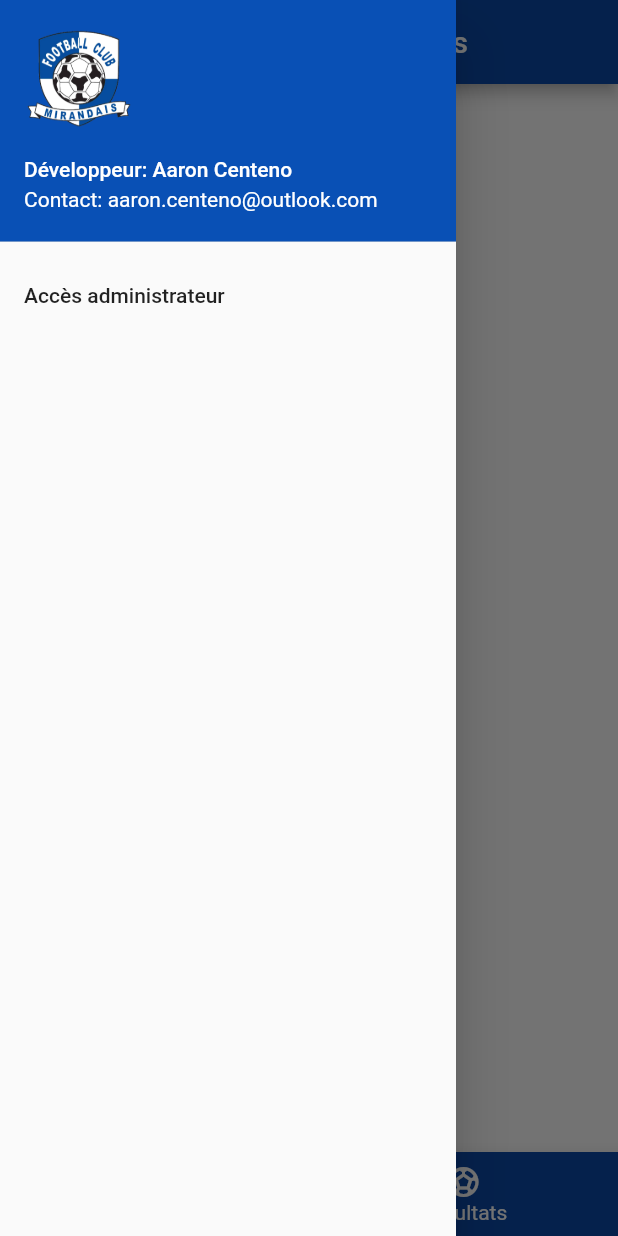
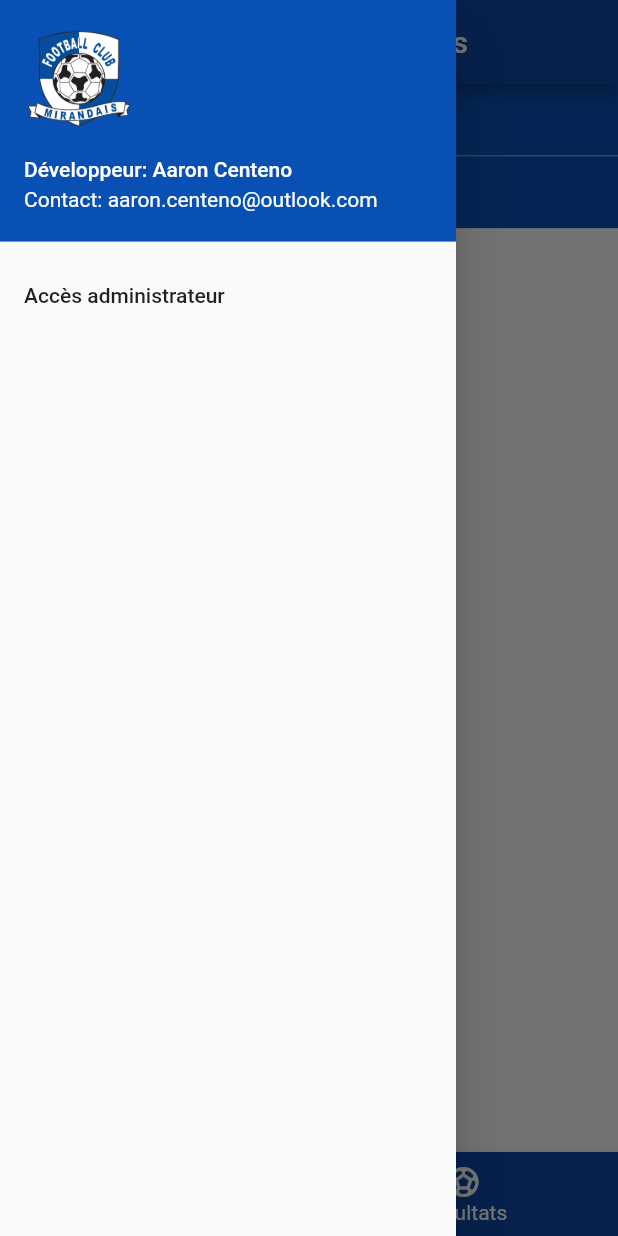
Before and after one commit to atzaaron/fcm, a Flutter app: the screen it shows after launch, item 2 of the bottom bar chosen, with the side drawer open, on a phone screen of 412 x 824 dp. Run offline on Flutter 3.47's test engine with Material 2 defaults, Android fonts, the phone set to English and light mode, and no system bars; our stand-ins replace flutter_spinkit; missing offline and left inert: web_scraper.

```diff
--- a/lib/results.dart
+++ b/lib/results.dart
@@ -22,7 +22,6 @@ class _ResultsState extends State<Results> {
 
   @override
   Widget build(BuildContext build) {
-    if (this.clubName.length == 0) {
       return (
         Column (
           children: [
@@ -40,21 +39,20 @@ class _ResultsState extends State<Results> {
         //   ),
         // )
       );
-    }
-    return (
-      Expanded(
-        child: Column(
-          mainAxisAlignment: MainAxisAlignment.center,
-          children: [
-            SpinKitDoubleBounce(
-              color: Color(0xff0a49a5)
-            ),
-            SizedBox(height: 20),
-            Text('Veuillez patienter ...'),
-          ],
-        )
-      )
-    );
+    // return (
+    //   Expanded(
+    //     child: Column(
+    //       mainAxisAlignment: MainAxisAlignment.center,
+    //       children: [
+    //         SpinKitDoubleBounce(
+    //           color: Color(0xff0a49a5)
+    //         ),
+    //         SizedBox(height: 20),
+    //         Text('Veuillez patienter ...'),
+    //       ],
+    //     )
+    //   )
+    // );
   }
 
   Column setChoicesTab() {
@@ -80,7 +78,6 @@ class _ResultsState extends State<Results> {
                           value: 1,
                           onTap: () {
                             this.setState(() {
-                              print("changed state d1");
                               this.urlChampionship = "/recherche-clubs/?scl=16183&tab=resultats&subtab=ranking&competition=379649&stage=1&group=1&label=D1";
                             });
                           }
@@ -90,7 +87,6 @@ class _ResultsState extends State<Results> {
                           value: 2,
                           onTap: () {
                             this.setState(() {
-                              print("changed state d2");
                               this.urlChampionship = "/competitions/?id=378494&poule=1&phase=1&type=ch&tab=ranking";
                             });
                           }
@@ -100,7 +96,6 @@ class _ResultsState extends State<Results> {
                           value: 3,
                           onTap: () {
                             this.setState(() {
-                              print("changed state d3");
                               this.urlChampionship = "/competitions/?id=378495&poule=1&phase=1&type=ch&tab=ranking";
                             });
                           }
```
